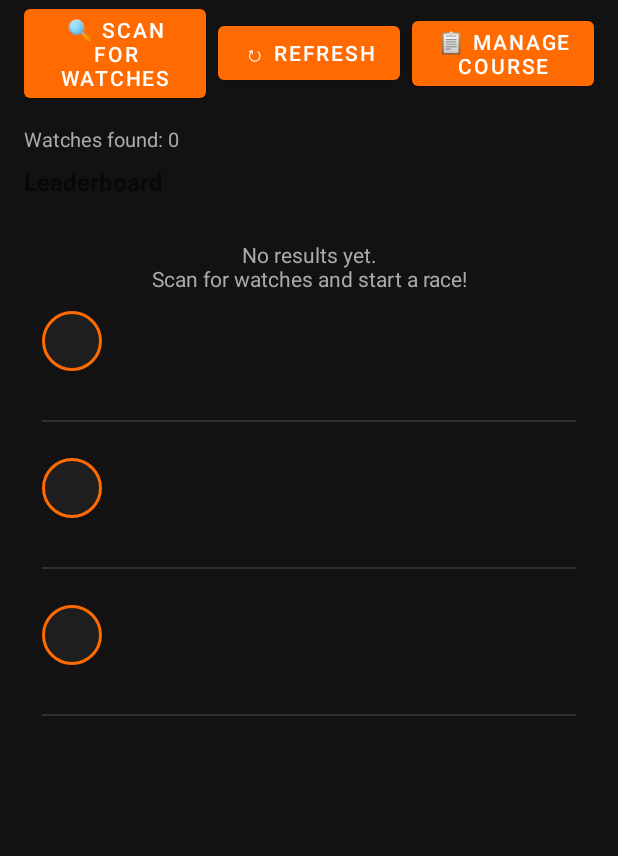
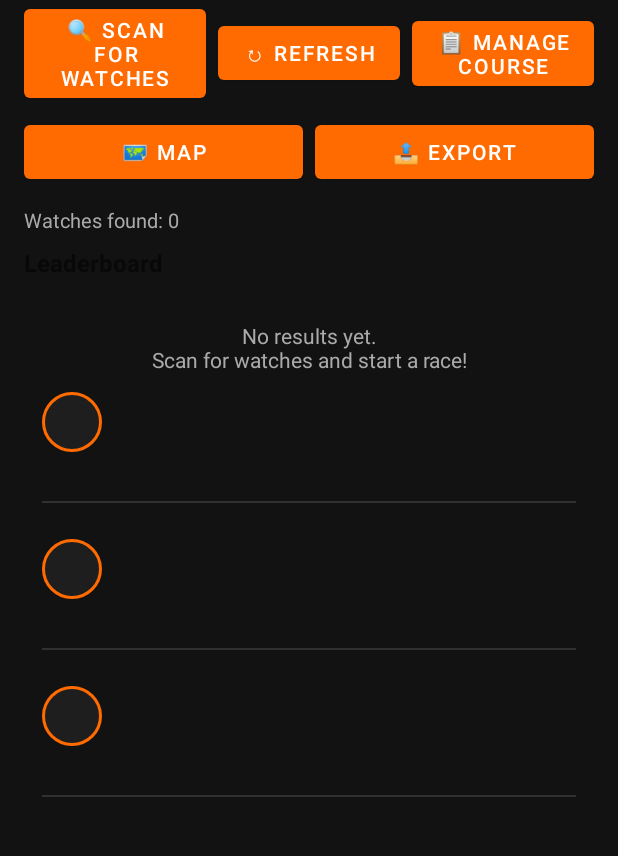
Before and after one commit to waterov-build/proga, an Android app: the layout activity_main.xml on its own in the app's theme, with its tools: preview values and no code run, on a phone screen of 412 x 824 dp, the part 80-936 px from its top. Run offline under Robolectric (Android 15) with nearby library versions, the phone set to English and light mode, and no system bars.

```diff
--- a/android-companion/app/build.gradle.kts
+++ b/android-companion/app/build.gradle.kts
@@ -36,4 +36,5 @@ dependencies {
     implementation(libs.lifecycle.livedata.ktx)
     implementation(libs.kotlinx.coroutines.android)
     implementation(libs.androidx.recyclerview)
+    implementation(libs.osmdroid.android)
 }
--- a/android-companion/app/src/main/res/layout/activity_main.xml
+++ b/android-companion/app/src/main/res/layout/activity_main.xml
@@ -23,7 +23,7 @@
         android:layout_height="wrap_content"
         android:orientation="horizontal"
         android:gravity="center_vertical"
-        android:paddingBottom="12dp">
+        android:paddingBottom="6dp">
 
         <Button
             android:id="@+id/scanButton"
@@ -47,6 +47,30 @@
             android:layout_weight="1"
             android:layout_marginStart="8dp"
             android:text="@string/manage_course" />
+    </LinearLayout>
+
+    <!-- Map / Export controls -->
+    <LinearLayout
+        android:layout_width="match_parent"
+        android:layout_height="wrap_content"
+        android:orientation="horizontal"
+        android:gravity="center_vertical"
+        android:paddingBottom="12dp">
+
+        <Button
+            android:id="@+id/openMapButton"
+            android:layout_width="0dp"
+            android:layout_height="wrap_content"
+            android:layout_weight="1"
+            android:text="@string/open_map" />
+
+        <Button
+            android:id="@+id/exportButton"
+            android:layout_width="0dp"
+            android:layout_height="wrap_content"
+            android:layout_weight="1"
+            android:layout_marginStart="8dp"
+            android:text="@string/export_session" />
     </LinearLayout>
 
     <!-- Device count indicator -->
--- a/android-companion/app/src/main/res/values/strings.xml
+++ b/android-companion/app/src/main/res/values/strings.xml
@@ -30,4 +30,12 @@
     <string name="sent_to_watches">Sent %1$d checkpoint(s) to connected watches</string>
     <string name="no_watches_connected">No watches connected — scan first</string>
     <string name="invalid_coordinates">Invalid coordinates</string>
+    <!-- Map view -->
+    <string name="open_map">🗺️ Map</string>
+    <string name="map_title">Track Map</string>
+    <string name="no_course_for_map">No course saved yet — add checkpoints first</string>
+    <!-- Session export -->
+    <string name="export_session">📤 Export</string>
+    <string name="export_session_subject">ENDURO PLUS session results</string>
+    <string name="no_results_to_export">No results to export yet</string>
 </resources>
--- a/android-companion/gradle/libs.versions.toml
+++ b/android-companion/gradle/libs.versions.toml
@@ -7,6 +7,7 @@ material       = "1.12.0"
 lifecycle      = "2.8.1"
 coroutines     = "1.8.1"
 recyclerview   = "1.3.2"
+osmdroid       = "6.1.18"
 
 [libraries]
 androidx-core-ktx          = { group = "androidx.core",        name = "core-ktx",              version.ref = "coreKtx"      }
@@ -16,6 +17,7 @@ lifecycle-viewmodel-ktx    = { group = "androidx.lifecycle",   name = "lifecycle
 lifecycle-livedata-ktx     = { group = "androidx.lifecycle",   name = "lifecycle-livedata-ktx",  version.ref = "lifecycle"  }
 kotlinx-coroutines-android = { group = "org.jetbrains.kotlinx", name = "kotlinx-coroutines-android", version.ref = "coroutines" }
 androidx-recyclerview      = { group = "androidx.recyclerview", name = "recyclerview",          version.ref = "recyclerview" }
+osmdroid-android           = { group = "org.osmdroid",          name = "osmdroid-android",      version.ref = "osmdroid"     }
 
 [plugins]
 android-application = { id = "com.android.application", version.ref = "agp"    }
```
Also changed, not shown: android-companion/app/src/main/AndroidManifest.xml (+8 -0 lines), android-companion/app/src/main/java/com/enduroplus/companion/BleManager.kt (+11 -1 lines), android-companion/app/src/main/java/com/enduroplus/companion/BleProfile.kt (+42 -0 lines), android-companion/app/src/main/java/com/enduroplus/companion/MainActivity.kt (+82 -0 lines), android-companion/app/src/main/java/com/enduroplus/companion/MapActivity.kt (added, +134 -0 lines), android-companion/app/src/main/res/layout/activity_map.xml (added, +15 -0 lines), 1 other file.
